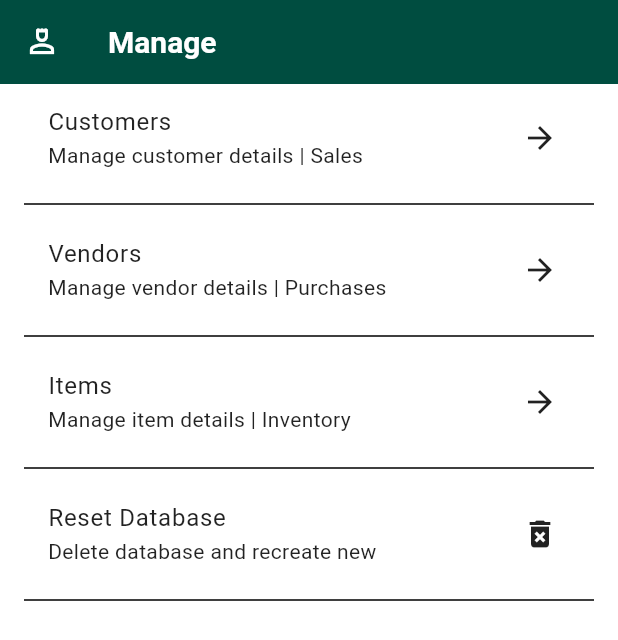
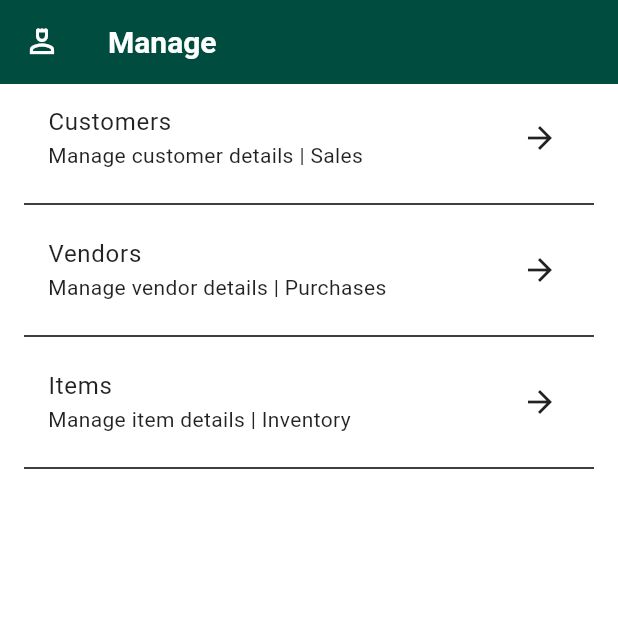
Before and after one commit to atketan/ease-mvp, a Flutter app: the ManageLandingPage screen opened directly, on a phone screen of 412 x 824 dp. Shown: the top 640 px of the screen. Run offline on Flutter 3.47's test engine with Material 3 defaults, Android fonts, the phone set to English and light mode, and no system bars; our stand-ins replace bloc, cloud_firestore, firebase_auth, firebase_core, flutter_bloc, flutter_slidable and 4 more; missing offline and left inert: floating_action_bubble, numeric_keyboard; accounts and stored records are empty.

Commit message:
Hide reset database option for now as everything is moved to Firestore

```diff
--- a/lib/features/manage/presentation/manage_landing_page.dart
+++ b/lib/features/manage/presentation/manage_landing_page.dart
@@ -63,15 +63,15 @@ class ManageLandingPageState extends State<ManageLandingPage> {
               },
             ),
             Divider(),
-            ListTile(
-              title: Text("Reset Database"),
-              subtitle: Text("Delete database and recreate new"),
-              trailing: Icon(Icons.delete_forever),
-              onTap: () async {
-                await DatabaseHelper().deleteLocalDatabase();
-              },
-            ),
-            Divider(),
+            // ListTile(
+            //   title: Text("Reset Database"),
+            //   subtitle: Text("Delete database and recreate new"),
+            //   trailing: Icon(Icons.delete_forever),
+            //   onTap: () async {
+            //     await DatabaseHelper().deleteLocalDatabase();
+            //   },
+            // ),
+            // Divider(),
           ],
         ),
       ),
```
